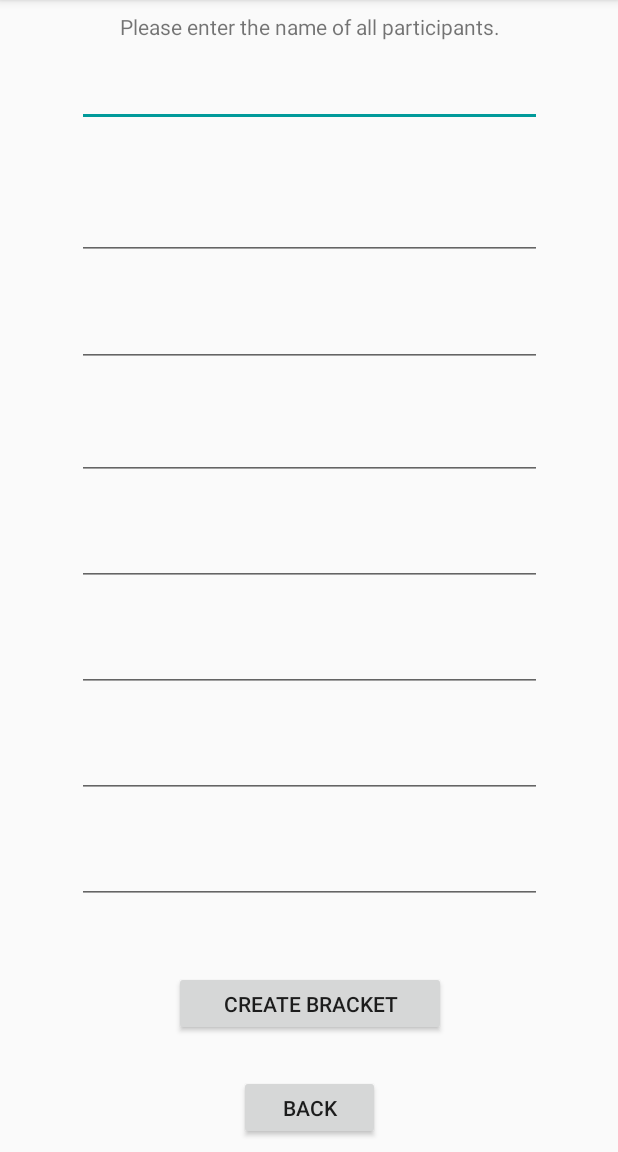
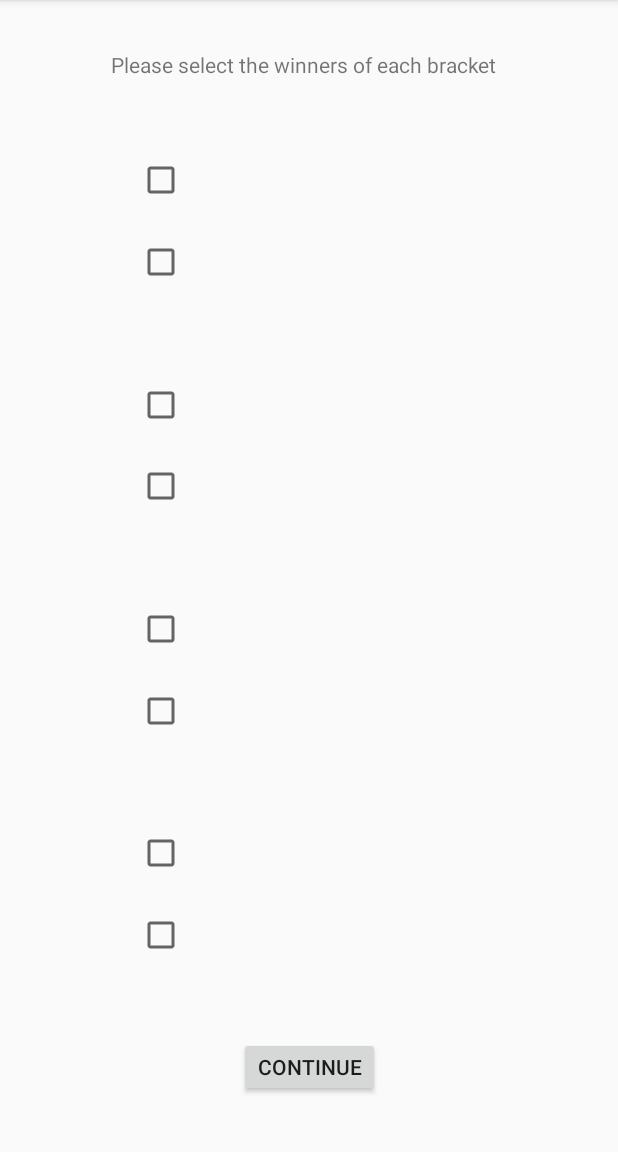
Before and after one commit to CS3398-Chicago-Bears/CS3398-Chicago-Bears-S2018, an Android app: the NewBracketActivity screen opened directly, with no data from a screen before it, after a tap on "CREATE BRACKET", on a phone screen of 412 x 824 dp, the part 84-1236 px from its top. Run offline under Robolectric (Android 15) with nearby library versions, the light colour scheme and no system bars.

Commit message:
Completed first round of bracket creation.

```diff
--- a/app/src/main/AndroidManifest.xml
+++ b/app/src/main/AndroidManifest.xml
@@ -22,6 +22,7 @@
         <activity android:name=".View.SearchActivity" />
         <activity android:name=".View.MapsActivity" />
         <activity android:name=".View.ProfileActivity" />
+        <activity android:name=".View.FirstRoundActivity" />
         <activity android:name=".View.CreateAccountActivity">
         </activity>
     </application>
--- a/app/src/main/java/com/cs3398/sportsapp/Controller/BracketController.java
+++ b/app/src/main/java/com/cs3398/sportsapp/Controller/BracketController.java
@@ -10,18 +10,25 @@ public class BracketController {
     Scanner sc = new Scanner(System.in);
     ArrayList<String> PlayerList = new ArrayList<>();
 
+    public void setUserList(ArrayList userList) {
+        PlayerList = userList;
+    }
+
+    public ArrayList<String> getUserList() {
+        return PlayerList;
+    }
+
     public void addUser() {
-        User User1 = new User();
+        /*User User1 = new User();
         System.out.println("Enter a name");
         inputName = sc.nextLine();
         User1.setUserName(inputName);
 
         PlayerList.add(inputName);
+        */
     }
-
 
     public void createBracket() {
 
     }
-
 }
--- /dev/null
+++ b/app/src/main/java/com/cs3398/sportsapp/View/FirstRoundActivity.java
@@ -0,0 +1,62 @@
+package com.cs3398.sportsapp.View;
+
+import android.content.Intent;
+import android.graphics.Color;
+import android.os.Bundle;
+import android.support.v7.app.AppCompatActivity;
+import android.widget.CheckBox;
+import com.cs3398.sportsapp.R;
+
+public class FirstRoundActivity extends AppCompatActivity {
+    String name1, name2, name3, name4, name5, name6, name7, name8;
+    CheckBox user1, user2, user3, user4, user5, user6, user7, user8;
+
+    @Override
+    protected void onCreate(Bundle savedInstanceState) {
+        super.onCreate(savedInstanceState);
+        setContentView(R.layout.activity_round_first_bracket);
+        Intent intent = getIntent();
+
+        name1 = intent.getExtras().getString("player1");
+        name2 = intent.getExtras().getString("player2");
+        name3 = intent.getExtras().getString("player3");
+        name4 = intent.getExtras().getString("player4");
+        name5 = intent.getExtras().getString("player5");
+        name6 = intent.getExtras().getString("player6");
+        name7 = intent.getExtras().getString("player7");
+        name8 = intent.getExtras().getString("player8");
+
+        user1 = (CheckBox)findViewById(R.id.first_round_player_1);
+        user2 = (CheckBox)findViewById(R.id.first_round_player_2);
+        user3 = (CheckBox)findViewById(R.id.first_round_player_3);
+        user4 = (CheckBox)findViewById(R.id.first_round_player_4);
+        user5 = (CheckBox)findViewById(R.id.first_round_player_5);
+        user6 = (CheckBox)findViewById(R.id.first_round_player_6);
+        user7 = (CheckBox)findViewById(R.id.first_round_player_7);
+        user8 = (CheckBox)findViewById(R.id.first_round_player_8);
+
+        //user1.setTextColor(Color.RED);
+        user1.setText(name1);
+        user2.setText(name2);
+        user3.setText(name3);
+        user4.setText(name4);
+        user5.setText(name5);
+        user6.setText(name6);
+        user7.setText(name7);
+        user8.setText(name8);
+
+
+
+    }
+}
+/*
+public void selectItem(View view){
+    boolean checked = ((CheckBox) view).isChecked();
+    switch (view.getId()){
+        case R.id.first_round_player_1:
+            if(checked) {
+                selection.add("Player 1");
+
+            }
+    }
+    */
--- a/app/src/main/java/com/cs3398/sportsapp/View/NewBracketActivity.java
+++ b/app/src/main/java/com/cs3398/sportsapp/View/NewBracketActivity.java
@@ -6,27 +6,21 @@ import android.support.v7.app.AppCompatActivity;
 import android.view.View;
 import android.widget.Button;
 import android.widget.EditText;
-import android.widget.TextView;
 import com.cs3398.sportsapp.R;
 
 
 public class NewBracketActivity extends AppCompatActivity {
     private Button create, backNewBracket;
-    private EditText name1, name2, name3, name4, name5, name6, name7, name8;
+    EditText user1, user2, user3, user4, user5, user6, user7, user8;
+    String player1, player2, player3, player4, player5, player6, player7, player8;
 
     @Override
     protected void onCreate(Bundle savedInstanceState) {
         super.onCreate(savedInstanceState);
         setContentView(R.layout.activity_newbracket);
 
-        name1 = (EditText)findViewById(R.id.name1);
-        name2 = (EditText)findViewById(R.id.name2);
-        name3 = (EditText)findViewById(R.id.name3);
-        name4 = (EditText)findViewById(R.id.name4);
-        name5 = (EditText)findViewById(R.id.name5);
-        name6 = (EditText)findViewById(R.id.name6);
-        name7 = (EditText)findViewById(R.id.name7);
-        name8 = (EditText)findViewById(R.id.name8);
+
+
 
         create = (Button)findViewById(R.id.addPlayerDone);
         backNewBracket = (Button)findViewById(R.id.backNewBracket);
@@ -34,7 +28,35 @@ public class NewBracketActivity extends AppCompatActivity {
         create.setOnClickListener(new View.OnClickListener() {
             @Override
             public void onClick(View view) {
-                Intent intent = new Intent(NewBracketActivity.this,NewBracketActivity.class);
+
+                user1 = (EditText)findViewById(R.id.name1);
+                user2 = (EditText)findViewById(R.id.name2);
+                user3 = (EditText)findViewById(R.id.name3);
+                user4 = (EditText)findViewById(R.id.name4);
+                user5 = (EditText)findViewById(R.id.name5);
+                user6 = (EditText)findViewById(R.id.name6);
+                user7 = (EditText)findViewById(R.id.name7);
+                user8 = (EditText)findViewById(R.id.name8);
+
+                player1 = user1.getText().toString();
+                player2 = user2.getText().toString();
+                player3 = user3.getText().toString();
+                player4 = user4.getText().toString();
+                player5 = user5.getText().toString();
+                player6 = user6.getText().toString();
+                player7 = user7.getText().toString();
+                player8 = user8.getText().toString();
+
+
+                Intent intent = new Intent(NewBracketActivity.this,FirstRoundActivity.class);
+                intent.putExtra("player1", player1);
+                intent.putExtra("player2", player2);
+                intent.putExtra("player3", player3);
+                intent.putExtra("player4", player4);
+                intent.putExtra("player5", player5);
+                intent.putExtra("player6", player6);
+                intent.putExtra("player7", player7);
+                intent.putExtra("player8", player8);
                 startActivity(intent);
             }
         });
--- /dev/null
+++ b/app/src/main/res/layout/activity_round_final_bracket.xml
@@ -0,0 +1,6 @@
+<?xml version="1.0" encoding="utf-8"?>
+<LinearLayout xmlns:android="http://schemas.android.com/apk/res/android"
+    android:layout_width="match_parent"
+    android:layout_height="match_parent">
+
+</LinearLayout>
--- /dev/null
+++ b/app/src/main/res/layout/activity_round_first_bracket.xml
@@ -0,0 +1,160 @@
+<?xml version="1.0" encoding="utf-8"?>
+<android.support.constraint.ConstraintLayout xmlns:android="http://schemas.android.com/apk/res/android"
+    xmlns:app="http://schemas.android.com/apk/res-auto"
+    xmlns:tools="http://schemas.android.com/tools"
+    android:id="@+id/linearLayout2"
+    android:layout_width="match_parent"
+    android:layout_height="match_parent">
+
+    <CheckBox
+        android:id="@+id/first_round_player_1"
+        android:layout_width="230dp"
+        android:layout_height="35dp"
+        android:layout_marginBottom="8dp"
+        android:layout_marginEnd="8dp"
+        android:layout_marginStart="8dp"
+        android:layout_marginTop="8dp"
+        android:text="CheckBox"
+        app:layout_constraintBottom_toBottomOf="parent"
+        app:layout_constraintEnd_toEndOf="parent"
+        app:layout_constraintStart_toStartOf="parent"
+        app:layout_constraintTop_toTopOf="parent"
+        app:layout_constraintVertical_bias="0.132" />
+
+    <CheckBox
+        android:id="@+id/first_round_player_2"
+        android:layout_width="230dp"
+        android:layout_height="35dp"
+        android:layout_marginBottom="8dp"
+        android:layout_marginEnd="8dp"
+        android:layout_marginStart="8dp"
+        android:layout_marginTop="8dp"
+        android:text="CheckBox"
+        app:layout_constraintBottom_toBottomOf="parent"
+        app:layout_constraintEnd_toEndOf="parent"
+        app:layout_constraintStart_toStartOf="parent"
+        app:layout_constraintTop_toTopOf="parent"
+        app:layout_constraintVertical_bias="0.208" />
+
+    <CheckBox
+        android:id="@+id/first_round_player_3"
+        android:layout_width="230dp"
+        android:layout_height="35dp"
+        android:layout_marginBottom="8dp"
+        android:layout_marginEnd="8dp"
+        android:layout_marginStart="8dp"
+        android:layout_marginTop="8dp"
+        android:text="CheckBox"
+        app:layout_constraintBottom_toBottomOf="parent"
+        app:layout_constraintEnd_toEndOf="parent"
+        app:layout_constraintStart_toStartOf="parent"
+        app:layout_constraintTop_toTopOf="parent"
+        app:layout_constraintVertical_bias="0.341" />
+
+    <CheckBox
+        android:id="@+id/first_round_player_4"
+        android:layout_width="230dp"
+        android:layout_height="35dp"
+        android:layout_marginBottom="8dp"
+        android:layout_marginEnd="8dp"
+        android:layout_marginStart="8dp"
+        android:layout_marginTop="8dp"
+        android:text="CheckBox"
+        app:layout_constraintBottom_toBottomOf="parent"
+        app:layout_constraintEnd_toEndOf="parent"
+        app:layout_constraintStart_toStartOf="parent"
+        app:layout_constraintTop_toTopOf="parent"
+        app:layout_constraintVertical_bias="0.417" />
+
+    <CheckBox
+        android:id="@+id/first_round_player_5"
+        android:layout_width="230dp"
+        android:layout_height="35dp"
+        android:layout_marginBottom="8dp"
+        android:layout_marginEnd="8dp"
+        android:layout_marginStart="8dp"
+        android:layout_marginTop="8dp"
+        android:text="CheckBox"
+        app:layout_constraintBottom_toBottomOf="parent"
+        app:layout_constraintEnd_toEndOf="parent"
+        app:layout_constraintStart_toStartOf="parent"
+        app:layout_constraintTop_toTopOf="parent"
+        app:layout_constraintVertical_bias="0.55" />
+
+    <CheckBox
+        android:id="@+id/first_round_player_6"
+        android:layout_width="230dp"
+        android:layout_height="35dp"
+        android:layout_marginBottom="8dp"
+        android:layout_marginEnd="8dp"
+        android:layout_marginStart="8dp"
+        android:layout_marginTop="8dp"
+        android:text="CheckBox"
+        app:layout_constraintBottom_toBottomOf="parent"
+        app:layout_constraintEnd_toEndOf="parent"
+        app:layout_constraintStart_toStartOf="parent"
+        app:layout_constraintTop_toTopOf="parent"
+        app:layout_constraintVertical_bias="0.626" />
+
+    <CheckBox
+        android:id="@+id/first_round_player_7"
+        android:layout_width="230dp"
+        android:layout_height="35dp"
+        android:layout_marginBottom="8dp"
+        android:layout_marginEnd="8dp"
+        android:layout_marginStart="8dp"
+        android:layout_marginTop="8dp"
+        android:text="CheckBox"
+        app:layout_constraintBottom_toBottomOf="parent"
+        app:layout_constraintEnd_toEndOf="parent"
+        app:layout_constraintStart_toStartOf="parent"
+        app:layout_constraintTop_toTopOf="parent"
+        app:layout_constraintVertical_bias="0.758" />
+
+    <CheckBox
+        android:id="@+id/first_round_player_8"
+        android:layout_width="230dp"
+        android:layout_height="35dp"
+        android:layout_marginBottom="8dp"
+        android:layout_marginEnd="8dp"
+        android:layout_marginStart="8dp"
+        android:layout_marginTop="8dp"
+        android:text="CheckBox"
+        app:layout_constraintBottom_toBottomOf="parent"
+        app:layout_constraintEnd_toEndOf="parent"
+        app:layout_constraintStart_toStartOf="parent"
+        app:layout_constraintTop_toTopOf="parent"
+        app:layout_constraintVertical_bias="0.834" />
+
+    <TextView
+        android:id="@+id/first_round_textView"
+        android:layout_width="265dp"
+        android:layout_height="22dp"
+        android:layout_marginBottom="8dp"
+        android:layout_marginEnd="8dp"
+        android:layout_marginStart="8dp"
+        android:layout_marginTop="8dp"
+        android:text="Please select the winners of each bracket"
+        app:layout_constraintBottom_toBottomOf="parent"
+        app:layout_constraintEnd_toEndOf="parent"
+        app:layout_constraintHorizontal_bias="0.504"
+        app:layout_constraintStart_toStartOf="parent"
+        app:layout_constraintTop_toTopOf="parent"
+        app:layout_constraintVertical_bias="0.035" />
+
+    <Button
+        android:id="@+id/button2"
+        android:layout_width="94dp"
+        android:layout_height="40dp"
+        android:layout_marginBottom="8dp"
+        android:layout_marginEnd="8dp"
+        android:layout_marginStart="8dp"
+        android:layout_marginTop="8dp"
+        android:text="Continue"
+        app:layout_constraintBottom_toBottomOf="parent"
+        app:layout_constraintEnd_toEndOf="parent"
+        app:layout_constraintStart_toStartOf="parent"
+        app:layout_constraintTop_toTopOf="parent"
+        app:layout_constraintVertical_bias="0.96" />
+
+</android.support.constraint.ConstraintLayout>
--- /dev/null
+++ b/app/src/main/res/layout/activity_round_second_bracket.xml
@@ -0,0 +1,8 @@
+<?xml version="1.0" encoding="utf-8"?>
+<android.support.constraint.ConstraintLayout xmlns:android="http://schemas.android.com/apk/res/android"
+    xmlns:tools="http://schemas.android.com/tools"
+    android:id="@+id/linearLayout4"
+    android:layout_width="match_parent"
+    android:layout_height="match_parent">
+
+</android.support.constraint.ConstraintLayout>
--- /dev/null
+++ b/app/src/main/res/layout/activity_round_third_bracket.xml
@@ -0,0 +1,7 @@
+<?xml version="1.0" encoding="utf-8"?>
+<android.support.constraint.ConstraintLayout xmlns:android="http://schemas.android.com/apk/res/android"
+    android:id="@+id/linearLayout3"
+    android:layout_width="match_parent"
+    android:layout_height="match_parent">
+
+</android.support.constraint.ConstraintLayout>
```
